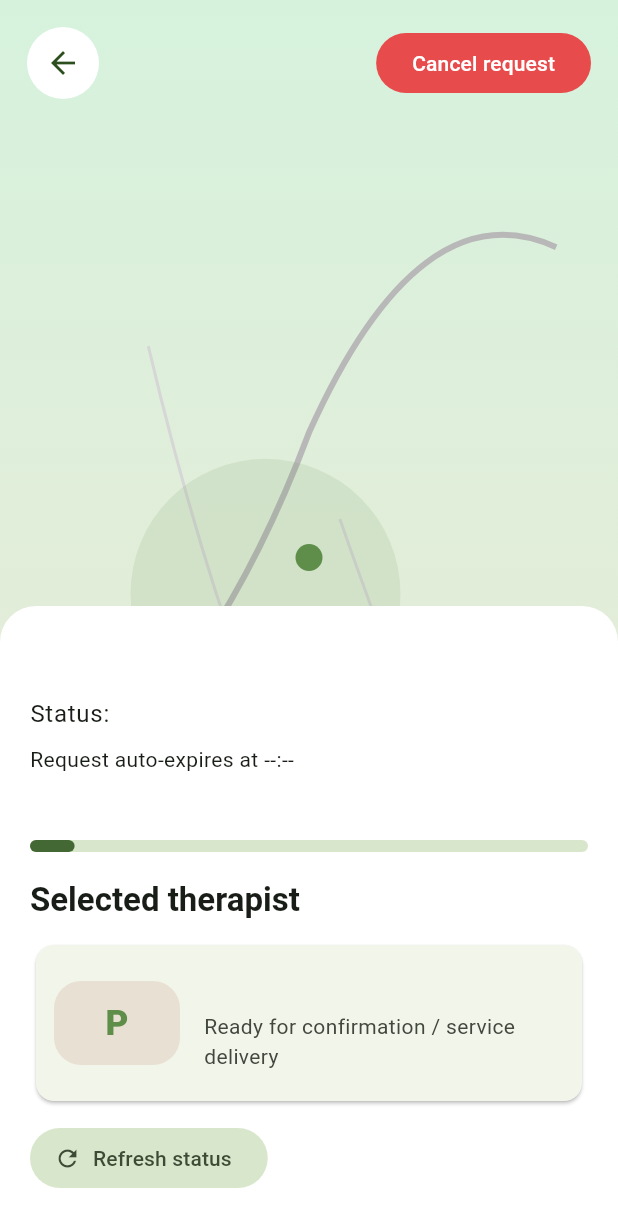
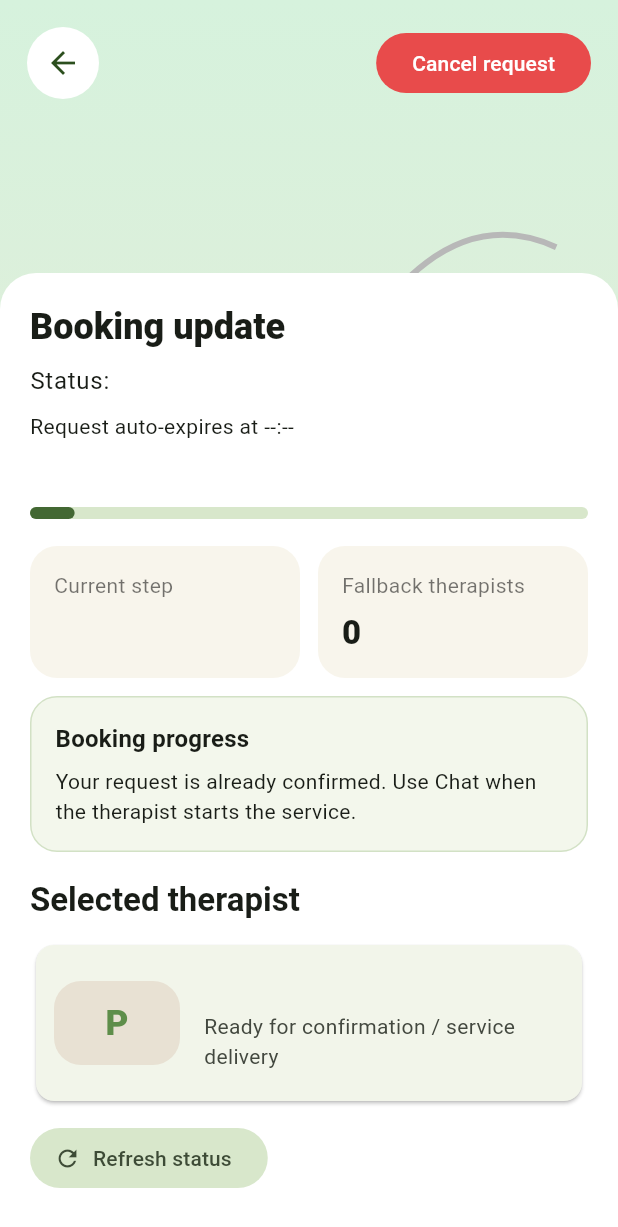
Before and after one commit to cooluki7709-crypto/massage, a Flutter app: the BookingWaitingPage screen opened directly with empty values, on a phone screen of 412 x 824 dp. Shown: the top 1227 px of the screen. Run offline on Flutter 3.47's test engine with Material 3 defaults, Android fonts, the phone set to English and light mode, and no system bars; our stand-ins replace firebase_core, firebase_messaging, flutter_riverpod, socket_io_client; accounts and stored records are empty.

Commit message:
feat(customer): refine waiting screen guidance

```diff
--- a/apps/customer_app/lib/main.dart
+++ b/apps/customer_app/lib/main.dart
@@ -1107,6 +1107,15 @@ class _BookingWaitingPageState extends ConsumerState<BookingWaitingPage> {
         .whereType<Map<String, dynamic>>()
         .where((item) => item['providerProfileId'] != preferredProvider?['id'])
         .toList();
+    final expiresAt = currentBooking?['expiresAt'] as String?;
+    final fallbackCount = alternativeParticipants.length;
+    final waitingHeadline = status == 'OPEN_MATCHING'
+        ? '${providerDisplayName(currentBooking)} confirmation pending'
+        : status == 'MATCHED'
+            ? '${providerDisplayName(currentBooking)} confirmed'
+            : status == 'IN_SERVICE'
+                ? 'Service in progress'
+                : 'Booking update';
     final waitingText = status == 'OPEN_MATCHING'
         ? (preferredProvider == null
             ? 'Waiting for nearby therapists to respond...'
@@ -1161,13 +1170,13 @@ class _BookingWaitingPageState extends ConsumerState<BookingWaitingPage> {
                         mainAxisSize: MainAxisSize.min,
                         children: [
                           Text(
-                            providerDisplayName(currentBooking),
+                            waitingHeadline,
                             style: Theme.of(context).textTheme.headlineSmall?.copyWith(fontWeight: FontWeight.w800),
                           ),
                           const SizedBox(height: 8),
                           Text(waitingText, style: Theme.of(context).textTheme.bodyLarge),
                           const SizedBox(height: 8),
-                          Text('Request auto-expires at ${formatExpiry(currentBooking?['expiresAt'] as String?)}'),
+                          Text('Request auto-expires at ${formatExpiry(expiresAt)}'),
                           const SizedBox(height: 16),
                           if (loading) const LinearProgressIndicator(),
                           if (error != null) ...[
@@ -1187,17 +1196,47 @@ class _BookingWaitingPageState extends ConsumerState<BookingWaitingPage> {
                             borderRadius: BorderRadius.circular(999),
                           ),
                           const SizedBox(height: 18),
+                          Row(
+                            children: [
+                              Expanded(
+                                child: WaitingStatCard(
+                                  label: 'Current step',
+                                  value: waitingStepLabel(status),
+                                ),
+                              ),
+                              const SizedBox(width: 12),
+                              Expanded(
+                                child: WaitingStatCard(
+                                  label: 'Fallback therapists',
+                                  value: fallbackCount.toString(),
+                                ),
+                              ),
+                            ],
+                          ),
+                          const SizedBox(height: 12),
+                          WaitingInfoBanner(
+                            title: status == 'OPEN_MATCHING' ? 'Live matching window' : 'Booking progress',
+                            body: status == 'OPEN_MATCHING'
+                                ? 'Your preferred therapist gets the first chance. If they are slow to confirm, other nearby therapists can appear below.'
+                                : 'Your request is already confirmed. Use Chat when the therapist starts the service.',
+                          ),
+                          const SizedBox(height: 18),
                           if (preferredProvider != null) ...[
                             Text('Preferred therapist', style: Theme.of(context).textTheme.titleLarge?.copyWith(fontWeight: FontWeight.w700)),
                             const SizedBox(height: 12),
                             TherapistDisplayCard(
                               provider: preferredProvider,
-                              subtitle: 'Checking availability now',
+                              subtitle: 'Checking availability - ${formatRemainingTime(expiresAt)}',
                             ),
                             const SizedBox(height: 16),
                           ],
                           if (alternativeParticipants.isNotEmpty) ...[
                             Text('Available therapists', style: Theme.of(context).textTheme.titleLarge?.copyWith(fontWeight: FontWeight.w700)),
+                            const SizedBox(height: 4),
+                            Text(
+                              '$fallbackCount therapist(s) can take this request now.',
+                              style: Theme.of(context).textTheme.bodyMedium?.copyWith(color: Colors.black54),
+                            ),
                             const SizedBox(height: 12),
                             for (final item in alternativeParticipants)
                               TherapistSelectionCard(
@@ -1282,6 +1321,68 @@ class TherapistDisplayCard extends StatelessWidget {
         leading: ProviderThumbnail(name: provider['displayName'] as String? ?? 'Provider', size: 84),
         title: Text(provider['displayName'] as String? ?? 'Provider'),
         subtitle: Text(subtitle),
+      ),
+    );
+  }
+}
+
+class WaitingStatCard extends StatelessWidget {
+  const WaitingStatCard({
+    super.key,
+    required this.label,
+    required this.value,
+  });
+
+  final String label;
+  final String value;
+
+  @override
+  Widget build(BuildContext context) {
+    return Container(
+      padding: const EdgeInsets.all(16),
+      decoration: BoxDecoration(
+        color: const Color(0xFFF8F5EC),
+        borderRadius: BorderRadius.circular(18),
+      ),
+      child: Column(
+        crossAxisAlignment: CrossAxisAlignment.start,
+        children: [
+          Text(label, style: Theme.of(context).textTheme.bodyMedium?.copyWith(color: Colors.black54)),
+          const SizedBox(height: 8),
+          Text(value, style: Theme.of(context).textTheme.titleLarge?.copyWith(fontWeight: FontWeight.w800)),
+        ],
+      ),
+    );
+  }
+}
+
+class WaitingInfoBanner extends StatelessWidget {
+  const WaitingInfoBanner({
+    super.key,
+    required this.title,
+    required this.body,
+  });
+
+  final String title;
+  final String body;
+
+  @override
+  Widget build(BuildContext context) {
+    return Container(
+      width: double.infinity,
+      padding: const EdgeInsets.all(16),
+      decoration: BoxDecoration(
+        color: const Color(0xFFF3F7EC),
+        border: Border.all(color: const Color(0xFFD2E1C5)),
+        borderRadius: BorderRadius.circular(18),
+      ),
+      child: Column(
+        crossAxisAlignment: CrossAxisAlignment.start,
+        children: [
+          Text(title, style: Theme.of(context).textTheme.titleMedium?.copyWith(fontWeight: FontWeight.w700)),
+          const SizedBox(height: 6),
+          Text(body, style: Theme.of(context).textTheme.bodyMedium),
+        ],
       ),
     );
   }
@@ -1893,6 +1994,23 @@ double bookingProgress(String status) {
   }
 }
 
+String waitingStepLabel(String status) {
+  switch (status) {
+    case 'OPEN_MATCHING':
+      return 'Waiting';
+    case 'MATCHED':
+      return 'Confirmed';
+    case 'PROVIDER_ON_THE_WAY':
+      return 'On the way';
+    case 'ARRIVED':
+      return 'Arrived';
+    case 'IN_SERVICE':
+      return 'In service';
+    default:
+      return status;
+  }
+}
+
 String formatExpiry(String? isoValue) {
   if (isoValue == null) {
     return '--:--';
@@ -1905,3 +2023,21 @@ String formatExpiry(String? isoValue) {
   final minute = date.minute.toString().padLeft(2, '0');
   return '$hour:$minute';
 }
+
+String formatRemainingTime(String? isoValue) {
+  if (isoValue == null) {
+    return '--';
+  }
+  final date = DateTime.tryParse(isoValue)?.toLocal();
+  if (date == null) {
+    return '--';
+  }
+  final difference = date.difference(DateTime.now());
+  if (difference.isNegative) {
+    return 'expired';
+  }
+  if (difference.inMinutes <= 0) {
+    return '${difference.inSeconds.remainder(60).abs()}s left';
+  }
+  return '${difference.inMinutes}m left';
+}
```
